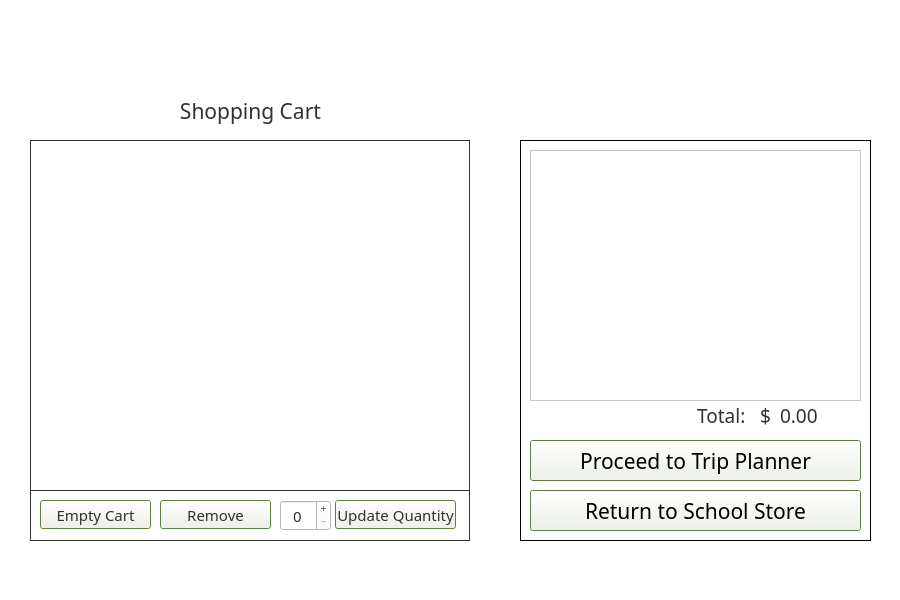
Qt form shoppingcart.ui (DannyCamacho/CollegeConnect) before a commit.
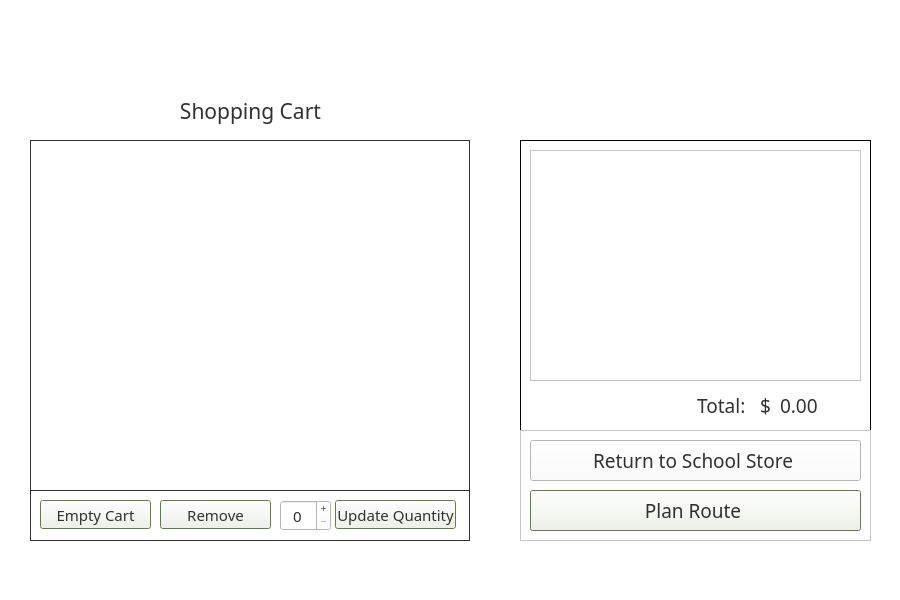
The same form after that commit. Icons and pictures are not drawn.

What changed in the file:
```diff
--- a/shoppingcart.ui
+++ b/shoppingcart.ui
@@ -72,7 +72,7 @@
       <x>520</x>
       <y>140</y>
       <width>351</width>
-      <height>401</height>
+      <height>291</height>
      </rect>
     </property>
     <property name="styleSheet">
@@ -85,68 +85,11 @@
     <property name="frameShadow">
      <enum>QFrame::Plain</enum>
     </property>
-    <widget class="QPushButton" name="route_pushButton">
-     <property name="geometry">
-      <rect>
-       <x>10</x>
-       <y>300</y>
-       <width>331</width>
-       <height>41</height>
-      </rect>
-     </property>
-     <property name="minimumSize">
-      <size>
-       <width>146</width>
-       <height>0</height>
-      </size>
-     </property>
-     <property name="maximumSize">
-      <size>
-       <width>16777215</width>
-       <height>16777215</height>
-      </size>
-     </property>
-     <property name="font">
-      <font>
-       <family>Mongolian Baiti</family>
-       <pointsize>16</pointsize>
-       <weight>50</weight>
-       <bold>false</bold>
-      </font>
-     </property>
-     <property name="styleSheet">
-      <string notr="true">color: rgb(49, 49, 49);
-background-color:  rgb(255, 255, 255);
-border-style: outset;
-border-width: 2px;
-border-radius: 10px;
-border-color:rgb(118, 158, 81);
-min-width: 10em;
-padding: 6px;
-
-QPushButton#route_pushButton: clicked {
-	background-color: rgb(118, 158, 81);
-    border-style: inset;
-}</string>
-     </property>
-     <property name="text">
-      <string>Proceed to Trip Planner</string>
-     </property>
-     <property name="autoDefault">
-      <bool>true</bool>
-     </property>
-     <property name="default">
-      <bool>true</bool>
-     </property>
-     <property name="flat">
-      <bool>false</bool>
-     </property>
-    </widget>
     <widget class="QLabel" name="total_amount">
      <property name="geometry">
       <rect>
        <x>260</x>
-       <y>260</y>
+       <y>250</y>
        <width>81</width>
        <height>31</height>
       </rect>
@@ -178,7 +121,7 @@
      <property name="geometry">
       <rect>
        <x>10</x>
-       <y>260</y>
+       <y>250</y>
        <width>241</width>
        <height>31</height>
       </rect>
@@ -217,7 +160,7 @@
        <x>10</x>
        <y>10</y>
        <width>331</width>
-       <height>251</height>
+       <height>231</height>
       </rect>
      </property>
      <property name="frameShape">
@@ -232,7 +175,7 @@
         <x>0</x>
         <y>0</y>
         <width>331</width>
-        <height>251</height>
+        <height>231</height>
        </rect>
       </property>
       <property name="font">
@@ -292,63 +235,6 @@
       </attribute>
      </widget>
     </widget>
-    <widget class="QPushButton" name="pushButton_6">
-     <property name="geometry">
-      <rect>
-       <x>10</x>
-       <y>350</y>
-       <width>331</width>
-       <height>41</height>
-      </rect>
-     </property>
-     <property name="minimumSize">
-      <size>
-       <width>146</width>
-       <height>0</height>
-      </size>
-     </property>
-     <property name="maximumSize">
-      <size>
-       <width>16777215</width>
-       <height>16777215</height>
-      </size>
-     </property>
-     <property name="font">
-      <font>
-       <family>Mongolian Baiti</family>
-       <pointsize>16</pointsize>
-       <weight>50</weight>
-       <bold>false</bold>
-      </font>
-     </property>
-     <property name="styleSheet">
-      <string notr="true">color: rgb(49, 49, 49);
-background-color:  rgb(255, 255, 255);
-border-style: outset;
-border-width: 2px;
-border-radius: 10px;
-border-color:rgb(118, 158, 81);
-min-width: 10em;
-padding: 6px;
-
-QPushButton#route_pushButton: clicked {
-	background-color: rgb(118, 158, 81);
-    border-style: inset;
-}</string>
-     </property>
-     <property name="text">
-      <string>Return to School Store</string>
-     </property>
-     <property name="autoDefault">
-      <bool>true</bool>
-     </property>
-     <property name="default">
-      <bool>true</bool>
-     </property>
-     <property name="flat">
-      <bool>false</bool>
-     </property>
-    </widget>
    </widget>
    <widget class="QFrame" name="cart_frame">
     <property name="geometry">
@@ -686,6 +572,138 @@
      <string/>
     </property>
    </widget>
+   <widget class="QFrame" name="frame">
+    <property name="geometry">
+     <rect>
+      <x>520</x>
+      <y>430</y>
+      <width>351</width>
+      <height>111</height>
+     </rect>
+    </property>
+    <property name="frameShape">
+     <enum>QFrame::StyledPanel</enum>
+    </property>
+    <property name="frameShadow">
+     <enum>QFrame::Raised</enum>
+    </property>
+    <widget class="QPushButton" name="route_pushButton">
+     <property name="geometry">
+      <rect>
+       <x>10</x>
+       <y>60</y>
+       <width>331</width>
+       <height>41</height>
+      </rect>
+     </property>
+     <property name="font">
+      <font>
+       <family>Mongolian Baiti</family>
+       <pointsize>14</pointsize>
+      </font>
+     </property>
+     <property name="layoutDirection">
+      <enum>Qt::RightToLeft</enum>
+     </property>
+     <property name="styleSheet">
+      <string notr="true">color: rgb(49, 49, 49);
+background-color:  rgb(255, 255, 255);
+border-style: outset;
+border-width: 2px;
+border-radius: 10px;
+border-color:rgb(118, 158, 81);
+min-width: 10em;
+padding: 6px;
+
+QPushButton#plan_route_button: clicked {
+	background-color: rgb(118, 158, 81);
+    border-style: inset;
+	border-color: rgb(49, 49, 49);
+}</string>
+     </property>
+     <property name="text">
+      <string>Plan Route </string>
+     </property>
+     <property name="icon">
+      <iconset resource="resources/resources.qrc">
+       <normaloff>:/plan_route_logo.png</normaloff>:/plan_route_logo.png</iconset>
+     </property>
+     <property name="iconSize">
+      <size>
+       <width>35</width>
+       <height>35</height>
+      </size>
+     </property>
+     <property name="autoDefault">
+      <bool>true</bool>
+     </property>
+     <property name="default">
+      <bool>true</bool>
+     </property>
+     <property name="flat">
+      <bool>false</bool>
+     </property>
+    </widget>
+    <widget class="QPushButton" name="pushButton_6">
+     <property name="geometry">
+      <rect>
+       <x>10</x>
+       <y>10</y>
+       <width>331</width>
+       <height>41</height>
+      </rect>
+     </property>
+     <property name="font">
+      <font>
+       <family>Mongolian Baiti</family>
+       <pointsize>14</pointsize>
+      </font>
+     </property>
+     <property name="layoutDirection">
+      <enum>Qt::RightToLeft</enum>
+     </property>
+     <property name="autoFillBackground">
+      <bool>false</bool>
+     </property>
+     <property name="styleSheet">
+      <string notr="true">color: rgb(49, 49, 49);
+background-color:  rgb(255, 255, 255);
+border-style: outset;
+border-width: 2px;
+border-radius: 10px;
+border-color:rgb(118, 158, 81);
+min-width: 10em;
+padding: 6px;
+
+QPushButton#visit_store_button: clicked {
+	background-color: rgb(118, 158, 81);
+    border-style: inset;
+}</string>
+     </property>
+     <property name="text">
+      <string>Return to School Store </string>
+     </property>
+     <property name="icon">
+      <iconset resource="resources/resources.qrc">
+       <normaloff>:/school_store_logo.png</normaloff>:/school_store_logo.png</iconset>
+     </property>
+     <property name="iconSize">
+      <size>
+       <width>35</width>
+       <height>35</height>
+      </size>
+     </property>
+     <property name="autoDefault">
+      <bool>false</bool>
+     </property>
+     <property name="default">
+      <bool>false</bool>
+     </property>
+     <property name="flat">
+      <bool>false</bool>
+     </property>
+    </widget>
+   </widget>
   </widget>
  </widget>
  <resources>
```
